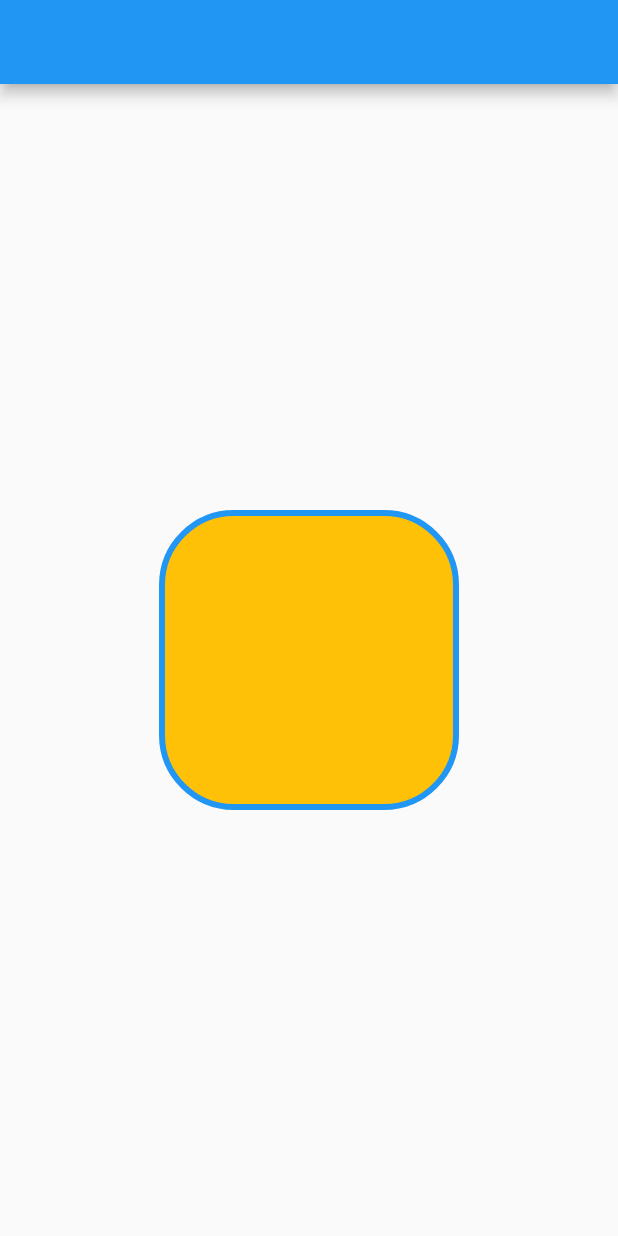
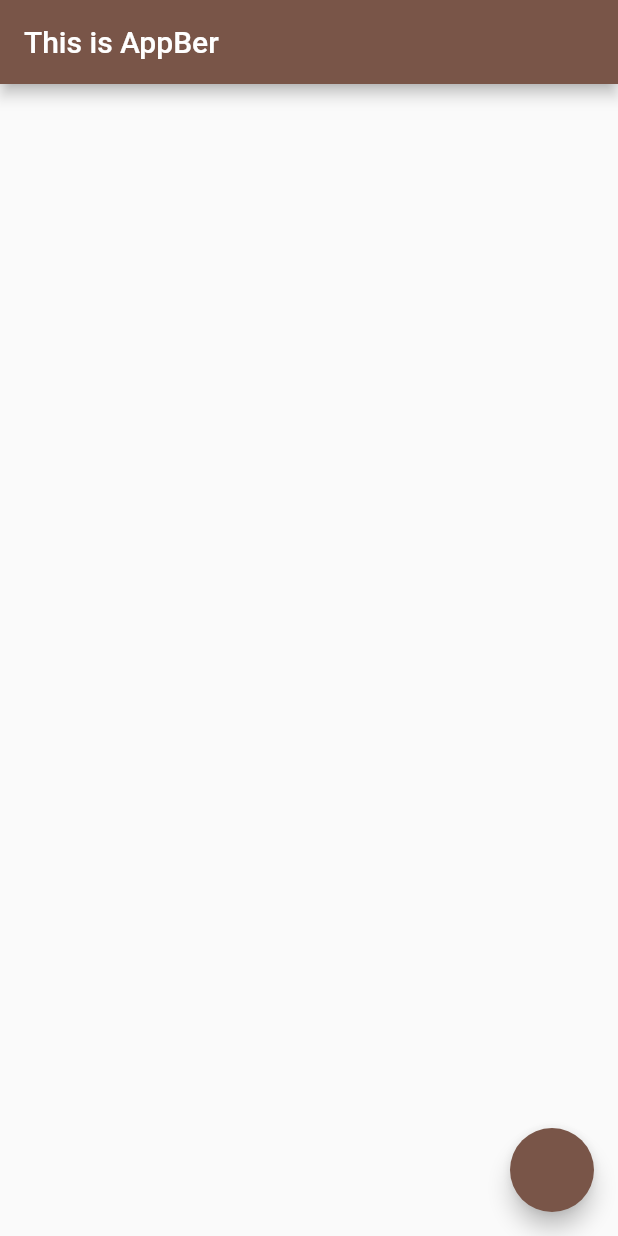
Before and after one commit to zahangiralamjp/widgets_in_classes, a Flutter app: the screen it shows after launch, on a phone screen of 412 x 824 dp. Run offline on Flutter 3.47's test engine with Material 2 defaults, Android fonts, the phone set to English and light mode, and no system bars.

Commit message:
theme: ThemeData / primarySwatch

```diff
--- a/lib/main.dart
+++ b/lib/main.dart
@@ -2,6 +2,7 @@ import 'package:flutter/material.dart';
 
 void main(List<String> args) {
   runApp(MaterialApp(
+    theme: ThemeData(primarySwatch: Colors.brown),
     title: 'Demo App',
     home: MyApp(),
   ));
@@ -11,18 +12,11 @@ class MyApp extends StatelessWidget {
   @override
   Widget build(BuildContext context) {
     return Scaffold(
-      appBar: AppBar(),
-      body: Center(
-        child: Container(
-          width: 200,
-          height: 200,
-          decoration: BoxDecoration(
-            color: Colors.amber,
-            border: Border.all(width: 4, color: Colors.blue),
-            borderRadius: BorderRadius.circular(50),
-          ),
-        ),
+      floatingActionButton: FloatingActionButton(onPressed: null),
+      appBar: AppBar(
+        title: Text('This is AppBer'),
       ),
+      body: Center(),
     );
   }
 }
```
